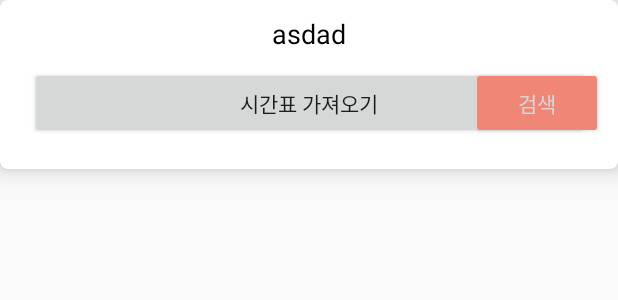
After one commit to cbw1030/GachonNoti-android, an Android app: the layout dialog_search.xml on its own in the app's theme, with its tools: preview values and no code run, on a phone screen of 412 x 824 dp. The commit adds this screen. Shown: the top 300 px of the screen. Run offline under Robolectric (Android 15) with nearby library versions, the phone set to English and light mode, and no system bars; network calls fail.

Commit message:
design table

```diff
--- a/app/build.gradle
+++ b/app/build.gradle
@@ -52,4 +52,5 @@ dependencies {
     androidTestImplementation 'androidx.test.espresso:espresso-core:3.2.0'
 
     implementation 'com.github.EunsilJo:TimeTable:1.0'
+    implementation 'com.airbnb.android:lottie:3.0.2'
 }
--- /dev/null
+++ b/app/src/main/res/layout/dialog_search.xml
@@ -0,0 +1,69 @@
+<?xml version="1.0" encoding="utf-8"?>
+<RelativeLayout xmlns:android="http://schemas.android.com/apk/res/android"
+                xmlns:app="http://schemas.android.com/apk/res-auto"
+                android:orientation="vertical"
+                android:layout_width="match_parent"
+                android:layout_height="match_parent">
+
+    <androidx.cardview.widget.CardView
+            android:id="@+id/card1"
+            android:layout_width="match_parent"
+            android:layout_height="wrap_content"
+            app:cardCornerRadius="5dp"
+            app:cardElevation="10dp">
+
+        <RelativeLayout
+                android:layout_width="match_parent"
+                android:layout_height="wrap_content"
+                android:padding="10dp">
+
+            <TextView
+                    android:layout_marginStart="5dp"
+                    android:gravity="center"
+                    android:layout_centerHorizontal="true"
+                    android:id="@+id/year"
+                    android:layout_width="wrap_content"
+                    android:layout_height="wrap_content"
+                    android:textColor="@color/BLACK"
+                    android:textSize="18sp"
+                    android:text="asdad"/>
+
+            <Button
+                    android:text="시간표 가져오기"
+                    android:layout_below="@+id/year"
+                    android:layout_margin="10dp"
+                    android:layout_width="match_parent"
+                    android:layout_height="wrap_content"
+                    android:id="@+id/getdata"
+                    android:visibility="visible"/>
+
+            <androidx.appcompat.widget.AppCompatSpinner
+                    android:layout_marginTop="10dp"
+                    android:layout_marginStart="5dp"
+                    android:layout_width="match_parent"
+                    android:layout_height="wrap_content"
+                    android:id="@+id/cate"
+                    android:visibility="visible"
+                    android:dropDownWidth="wrap_content"
+                    android:layout_below="@+id/year"
+                    android:layout_toStartOf="@+id/search"
+                    android:spinnerMode="dropdown"/>
+
+            <Button
+                    android:text="검색"
+                    android:layout_marginTop="10dp"
+                    android:layout_below="@+id/year"
+                    android:backgroundTint="@color/ran1"
+                    android:textColor="@color/white"
+                    android:layout_marginStart="0dp"
+                    android:layout_width="wrap_content"
+                    android:layout_height="wrap_content"
+                    android:layout_alignParentEnd="true"
+                    android:id="@+id/search"/>
+
+
+        </RelativeLayout>
+
+    </androidx.cardview.widget.CardView>
+
+</RelativeLayout>
--- a/app/src/main/res/layout/fragment_notification.xml
+++ b/app/src/main/res/layout/fragment_notification.xml
@@ -1,8 +1,10 @@
 <?xml version="1.0" encoding="utf-8"?>
 <RelativeLayout xmlns:android="http://schemas.android.com/apk/res/android"
+                xmlns:app="http://schemas.android.com/apk/res-auto"
                 android:background="@color/table_out"
                 android:layout_width="match_parent"
                 android:layout_height="match_parent">
+
 
     <androidx.swiperefreshlayout.widget.SwipeRefreshLayout
             android:id="@+id/swipe"
--- a/app/src/main/res/layout/fragment_setting.xml
+++ b/app/src/main/res/layout/fragment_setting.xml
@@ -4,6 +4,7 @@
                 android:background="@color/table_out"
                 android:layout_width="match_parent"
                 android:layout_height="match_parent">
+
     <ScrollView
             android:layout_width="match_parent"
             android:layout_height="match_parent">
```
Also changed, not shown: app/src/main/java/io/wiffy/gachonNoti/ui/main/MainActivity.kt (+7 -3 lines), app/src/main/java/io/wiffy/gachonNoti/ui/main/MainContract.kt (+16 -6 lines), app/src/main/java/io/wiffy/gachonNoti/ui/main/searcher/SearchDialog.kt (added, +135 -0 lines), app/src/main/java/io/wiffy/gachonNoti/ui/main/searcher/SearcherFragment.kt (+18 -93 lines), app/src/main/java/io/wiffy/gachonNoti/ui/main/searcher/SearcherPresenter.kt (+17 -8 lines), app/src/main/res/layout/fragment_searcher.xml (+45 -79 lines), app/src/main/res/drawable/search.png (added).
